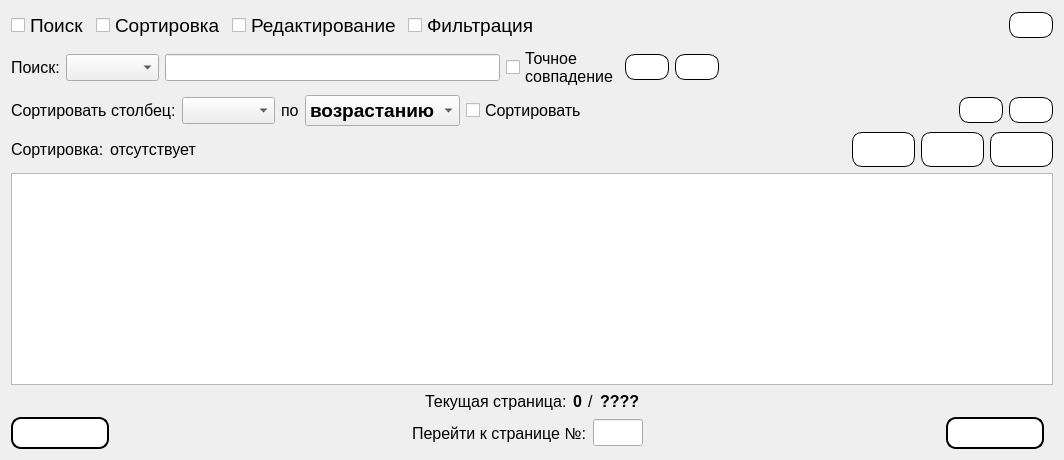
Qt form Gui/TabWidgets/Admin/activetables.ui (MyEdit/Casino_Client) before a commit.
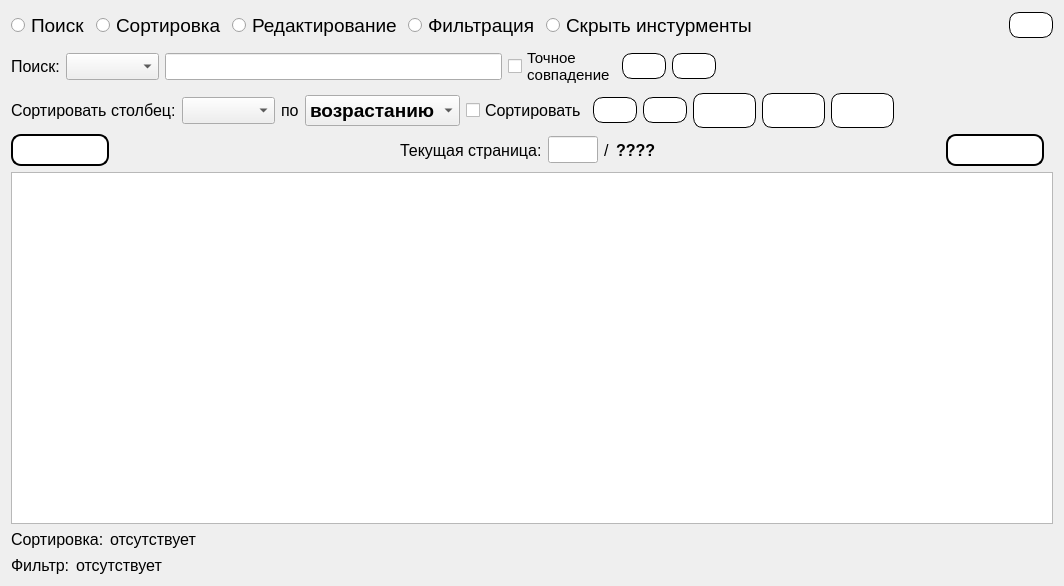
The same form after that commit. Icons and pictures are not drawn.

```diff
--- a/Gui/TabWidgets/Admin/activetables.ui
+++ b/Gui/TabWidgets/Admin/activetables.ui
@@ -7,7 +7,7 @@
     <x>0</x>
     <y>0</y>
     <width>1064</width>
-    <height>460</height>
+    <height>586</height>
    </rect>
   </property>
   <property name="windowTitle">
@@ -17,7 +17,7 @@
    <item>
     <layout class="QHBoxLayout" name="horizontalLayout_2">
      <item>
-      <widget class="QCheckBox" name="checkBox_Search">
+      <widget class="QRadioButton" name="radioButton_Search">
        <property name="font">
         <font>
          <family>Segoe UI</family>
@@ -30,7 +30,7 @@
       </widget>
      </item>
      <item>
-      <widget class="QCheckBox" name="checkBox_Sorting">
+      <widget class="QRadioButton" name="radioButton_Sorting">
        <property name="font">
         <font>
          <family>Segoe UI</family>
@@ -43,7 +43,7 @@
       </widget>
      </item>
      <item>
-      <widget class="QCheckBox" name="checkBox_Editing">
+      <widget class="QRadioButton" name="radioButton_Editing">
        <property name="font">
         <font>
          <family>Segoe UI</family>
@@ -56,7 +56,7 @@
       </widget>
      </item>
      <item>
-      <widget class="QCheckBox" name="checkBox_Filtr">
+      <widget class="QRadioButton" name="radioButton_Filtr">
        <property name="font">
         <font>
          <family>Segoe UI</family>
@@ -68,6 +68,19 @@
        </property>
       </widget>
      </item>
+     <item>
+      <widget class="QRadioButton" name="radioButton">
+       <property name="font">
+        <font>
+         <family>Segoe UI</family>
+         <pointsize>14</pointsize>
+        </font>
+       </property>
+       <property name="text">
+        <string>Скрыть инстурменты</string>
+       </property>
+      </widget>
+     </item>
      <item>
       <spacer name="horizontalSpacer_2">
        <property name="orientation">
@@ -160,7 +173,7 @@
        <property name="font">
         <font>
          <family>Segoe UI</family>
-         <pointsize>12</pointsize>
+         <pointsize>11</pointsize>
         </font>
        </property>
        <property name="text">
@@ -341,19 +354,6 @@
        </property>
       </widget>
      </item>
-     <item>
-      <spacer name="horizontalSpacer_13">
-       <property name="orientation">
-        <enum>Qt::Horizontal</enum>
-       </property>
-       <property name="sizeHint" stdset="0">
-        <size>
-         <width>0</width>
-         <height>0</height>
-        </size>
-       </property>
-      </spacer>
-     </item>
      <item>
       <widget class="QPushButton" name="addFilter">
        <property name="styleSheet">
@@ -383,8 +383,8 @@
        </property>
        <property name="iconSize">
         <size>
-         <width>24</width>
-         <height>24</height>
+         <width>32</width>
+         <height>32</height>
         </size>
        </property>
       </widget>
@@ -418,66 +418,11 @@
        </property>
        <property name="iconSize">
         <size>
-         <width>24</width>
-         <height>24</height>
+         <width>32</width>
+         <height>32</height>
         </size>
        </property>
       </widget>
-     </item>
-    </layout>
-   </item>
-   <item>
-    <layout class="QHBoxLayout" name="horizontalLayout">
-     <item>
-      <widget class="QLabel" name="label_7">
-       <property name="sizePolicy">
-        <sizepolicy hsizetype="Fixed" vsizetype="Preferred">
-         <horstretch>0</horstretch>
-         <verstretch>0</verstretch>
-        </sizepolicy>
-       </property>
-       <property name="font">
-        <font>
-         <family>Segoe UI</family>
-         <pointsize>12</pointsize>
-        </font>
-       </property>
-       <property name="text">
-        <string>Сортировка:</string>
-       </property>
-      </widget>
-     </item>
-     <item>
-      <widget class="QLabel" name="labelWhatKindSorting">
-       <property name="sizePolicy">
-        <sizepolicy hsizetype="Fixed" vsizetype="Preferred">
-         <horstretch>0</horstretch>
-         <verstretch>0</verstretch>
-        </sizepolicy>
-       </property>
-       <property name="font">
-        <font>
-         <family>Segoe UI</family>
-         <pointsize>12</pointsize>
-        </font>
-       </property>
-       <property name="text">
-        <string>отсутствует</string>
-       </property>
-      </widget>
-     </item>
-     <item>
-      <spacer name="horizontalSpacer">
-       <property name="orientation">
-        <enum>Qt::Horizontal</enum>
-       </property>
-       <property name="sizeHint" stdset="0">
-        <size>
-         <width>0</width>
-         <height>0</height>
-        </size>
-       </property>
-      </spacer>
      </item>
      <item>
       <widget class="QPushButton" name="addTable">
@@ -602,98 +547,15 @@
        </property>
       </widget>
      </item>
-    </layout>
-   </item>
-   <item>
-    <widget class="QTableView" name="tableView">
-     <property name="font">
-      <font>
-       <family>Segoe UI</family>
-       <pointsize>10</pointsize>
-      </font>
-     </property>
-    </widget>
-   </item>
-   <item>
-    <layout class="QHBoxLayout" name="horizontalLayout_6">
      <item>
-      <spacer name="horizontalSpacer_9">
+      <spacer name="horizontalSpacer_13">
        <property name="orientation">
         <enum>Qt::Horizontal</enum>
        </property>
        <property name="sizeHint" stdset="0">
         <size>
-         <width>40</width>
-         <height>20</height>
-        </size>
-       </property>
-      </spacer>
-     </item>
-     <item>
-      <widget class="QLabel" name="label_4">
-       <property name="font">
-        <font>
-         <family>Segoe UI</family>
-         <pointsize>12</pointsize>
-        </font>
-       </property>
-       <property name="text">
-        <string>Текущая страница:</string>
-       </property>
-      </widget>
-     </item>
-     <item>
-      <widget class="QLabel" name="labelCurrentPage">
-       <property name="font">
-        <font>
-         <family>Segoe UI</family>
-         <pointsize>12</pointsize>
-         <weight>75</weight>
-         <bold>true</bold>
-        </font>
-       </property>
-       <property name="text">
-        <string>0</string>
-       </property>
-      </widget>
-     </item>
-     <item>
-      <widget class="QLabel" name="label_5">
-       <property name="font">
-        <font>
-         <family>Segoe UI</family>
-         <pointsize>12</pointsize>
-        </font>
-       </property>
-       <property name="text">
-        <string>/</string>
-       </property>
-      </widget>
-     </item>
-     <item>
-      <widget class="QLabel" name="labelMaxPage">
-       <property name="font">
-        <font>
-         <family>Segoe UI</family>
-         <pointsize>12</pointsize>
-         <weight>75</weight>
-         <bold>true</bold>
-        </font>
-       </property>
-       <property name="text">
-        <string>????</string>
-       </property>
-      </widget>
-     </item>
-     <item>
-      <spacer name="horizontalSpacer_10">
-       <property name="orientation">
-        <enum>Qt::Horizontal</enum>
-       </property>
-       <property name="sizeHint" stdset="0">
-        <size>
-         <width>40</width>
-         <height>20</height>
+         <width>0</width>
+         <height>0</height>
         </size>
        </property>
       </spacer>
@@ -760,7 +622,7 @@
       </spacer>
      </item>
      <item>
-      <widget class="QLabel" name="label_6">
+      <widget class="QLabel" name="label_4">
        <property name="font">
         <font>
          <family>Segoe UI</family>
@@ -768,7 +630,7 @@
         </font>
        </property>
        <property name="text">
-        <string>Перейти к странице №:</string>
+        <string>Текущая страница:</string>
        </property>
       </widget>
      </item>
@@ -784,7 +646,43 @@
         <font>
          <family>Segoe UI</family>
          <pointsize>12</pointsize>
+         <weight>75</weight>
+         <bold>true</bold>
         </font>
+       </property>
+       <property name="frame">
+        <bool>true</bool>
+       </property>
+       <property name="alignment">
+        <set>Qt::AlignRight|Qt::AlignTrailing|Qt::AlignVCenter</set>
+       </property>
+      </widget>
+     </item>
+     <item>
+      <widget class="QLabel" name="label_5">
+       <property name="font">
+        <font>
+         <family>Segoe UI</family>
+         <pointsize>12</pointsize>
+        </font>
+       </property>
+       <property name="text">
+        <string>/</string>
+       </property>
+      </widget>
+     </item>
+     <item>
+      <widget class="QLabel" name="labelMaxPage">
+       <property name="font">
+        <font>
+         <family>Segoe UI</family>
+         <pointsize>12</pointsize>
+         <weight>75</weight>
+         <bold>true</bold>
+        </font>
+       </property>
+       <property name="text">
+        <string>????</string>
        </property>
       </widget>
      </item>
@@ -844,6 +742,114 @@
      </item>
     </layout>
    </item>
+   <item>
+    <widget class="QTableView" name="tableView">
+     <property name="font">
+      <font>
+       <family>Segoe UI</family>
+       <pointsize>10</pointsize>
+      </font>
+     </property>
+    </widget>
+   </item>
+   <item>
+    <layout class="QHBoxLayout" name="horizontalLayout">
+     <item>
+      <widget class="QLabel" name="label_7">
+       <property name="sizePolicy">
+        <sizepolicy hsizetype="Fixed" vsizetype="Preferred">
+         <horstretch>0</horstretch>
+         <verstretch>0</verstretch>
+        </sizepolicy>
+       </property>
+       <property name="font">
+        <font>
+         <family>Segoe UI</family>
+         <pointsize>12</pointsize>
+        </font>
+       </property>
+       <property name="text">
+        <string>Сортировка:</string>
+       </property>
+      </widget>
+     </item>
+     <item>
+      <widget class="QLabel" name="labelWhatKindSorting">
+       <property name="sizePolicy">
+        <sizepolicy hsizetype="Fixed" vsizetype="Preferred">
+         <horstretch>0</horstretch>
+         <verstretch>0</verstretch>
+        </sizepolicy>
+       </property>
+       <property name="font">
+        <font>
+         <family>Segoe UI</family>
+         <pointsize>12</pointsize>
+        </font>
+       </property>
+       <property name="text">
+        <string>отсутствует</string>
+       </property>
+      </widget>
+     </item>
+     <item>
+      <spacer name="horizontalSpacer">
+       <property name="orientation">
+        <enum>Qt::Horizontal</enum>
+       </property>
+       <property name="sizeHint" stdset="0">
+        <size>
+         <width>0</width>
+         <height>0</height>
+        </size>
+       </property>
+      </spacer>
+     </item>
+    </layout>
+   </item>
+   <item>
+    <layout class="QHBoxLayout" name="horizontalLayout_3">
+     <item>
+      <widget class="QLabel" name="label_9">
+       <property name="font">
+        <font>
+         <family>Segoe UI</family>
+         <pointsize>12</pointsize>
+        </font>
+       </property>
+       <property name="text">
+        <string>Фильтр:</string>
+       </property>
+      </widget>
+     </item>
+     <item>
+      <widget class="QLabel" name="labelWhatKindFilter">
+       <property name="font">
+        <font>
+         <family>Segoe UI</family>
+         <pointsize>12</pointsize>
+        </font>
+       </property>
+       <property name="text">
+        <string>отсутствует</string>
+       </property>
+      </widget>
+     </item>
+     <item>
+      <spacer name="horizontalSpacer_3">
+       <property name="orientation">
+        <enum>Qt::Horizontal</enum>
+       </property>
+       <property name="sizeHint" stdset="0">
+        <size>
+         <width>40</width>
+         <height>20</height>
+        </size>
+       </property>
+      </spacer>
+     </item>
+    </layout>
+   </item>
   </layout>
  </widget>
  <resources>
```
Left out of the diff: 2 changed lines with no effect on the pictures.
